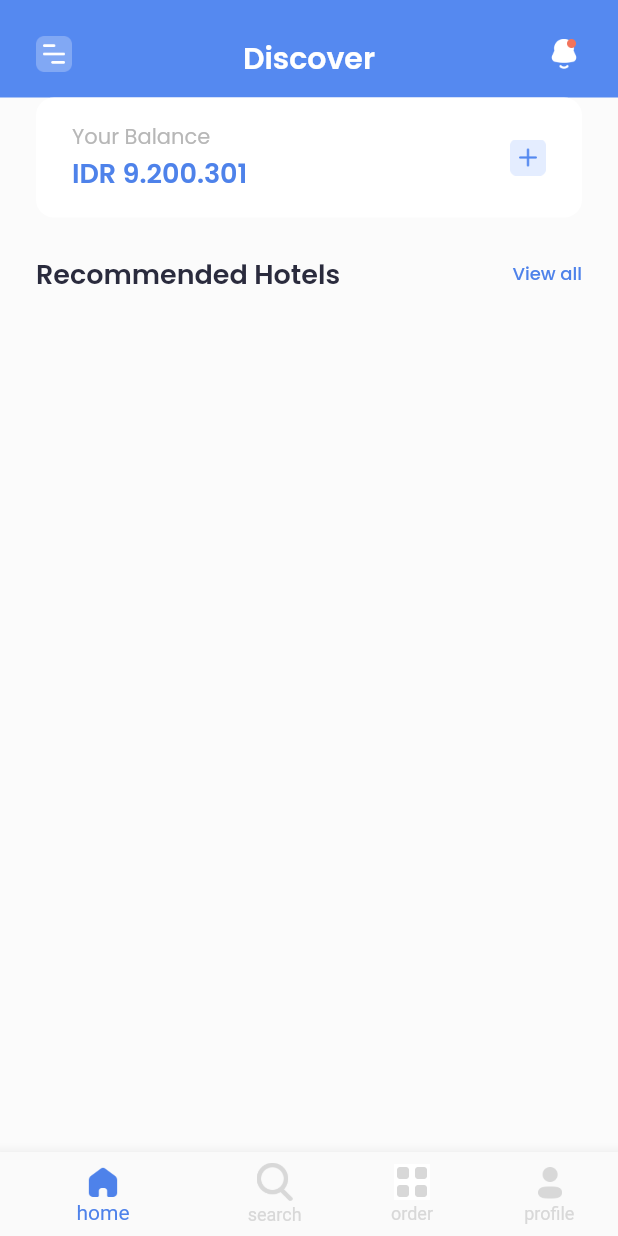
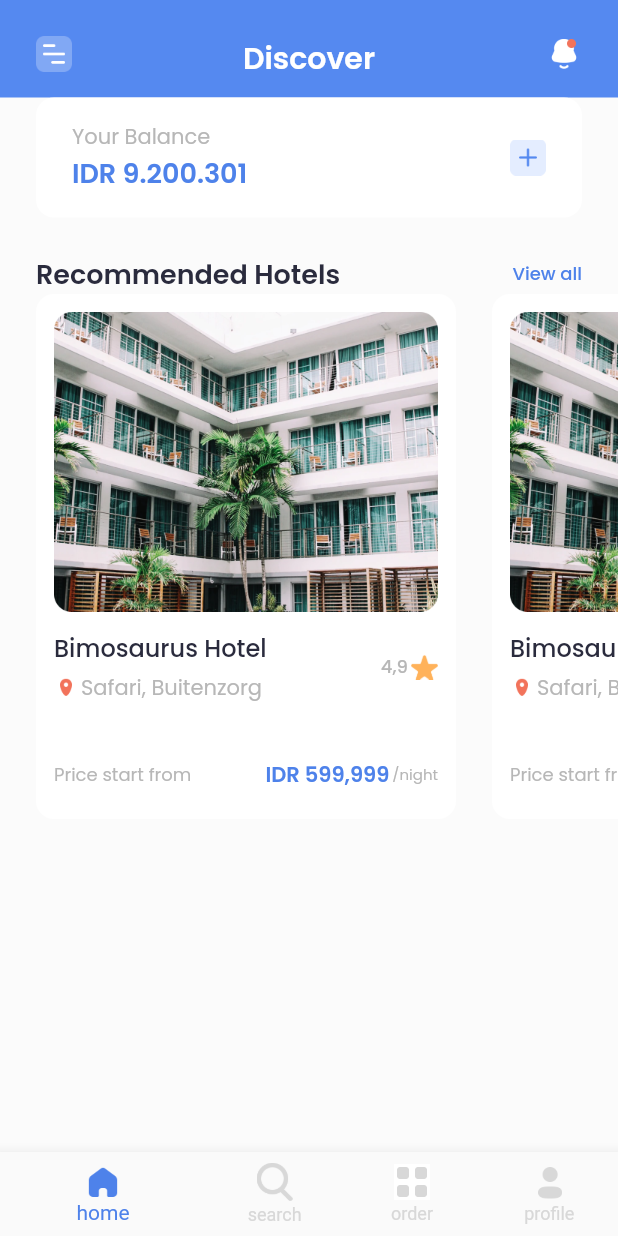
Before and after one commit to dyavas21/Hotel-App, a Flutter app: the screen it shows after launch, on a phone screen of 412 x 824 dp. Run offline on Flutter 3.47's test engine with Material 2 defaults, Android fonts, the phone set to English and light mode, and no system bars; our stand-ins replace google_fonts; missing offline and left inert: dart:ffi.

```diff
--- a/hotelapp/lib/pages/home_page.dart
+++ b/hotelapp/lib/pages/home_page.dart
@@ -1,5 +1,6 @@
 import 'package:flutter/material.dart';
 import 'package:google_fonts/google_fonts.dart';
+import 'package:hotelapp/widget/recommended_hotel.dart';
 
 class HomePage extends StatelessWidget {
   @override
@@ -77,6 +78,7 @@ class HomePage extends StatelessWidget {
               Discover(),
               Balance(),
               Recommended(),
+              Slider(),
             ],
           )
         ],
@@ -194,11 +196,37 @@ class HomePage extends StatelessWidget {
 
   Widget Slider() {
     return Container(
-      width: 280,
-      height: 350,
-      decoration: BoxDecoration(
-        borderRadius: BorderRadius.circular(12),
-        color: Colors.white,
+      child: SingleChildScrollView(
+        scrollDirection: Axis.horizontal,
+        child: Row(
+          children: [
+            Row(
+              children: [
+                RecommendedHotel(
+                  imageUrl: 'assets/recommended1.png',
+                  title: 'Bimosaurus Hotel',
+                  rate: '4,9',
+                  location: 'Safari, Buitenzorg',
+                  price: 'IDR 599,999',
+                ),
+                RecommendedHotel(
+                  imageUrl: 'assets/recommended1.png',
+                  title: 'Bimosaurus Hotel',
+                  rate: '4,9',
+                  location: 'Safari, Buitenzorg',
+                  price: 'IDR 599,999',
+                ),
+                RecommendedHotel(
+                  imageUrl: 'assets/recommended1.png',
+                  title: 'Bimosaurus Hotel',
+                  rate: '4,9',
+                  location: 'Safari, Buitenzorg',
+                  price: 'IDR 599,999',
+                ),
+              ],
+            )
+          ],
+        ),
       ),
     );
   }
--- a/hotelapp/lib/widget/recommended_hotel.dart
+++ b/hotelapp/lib/widget/recommended_hotel.dart
@@ -1,8 +1,147 @@
+import 'dart:ffi';
+
 import 'package:flutter/material.dart';
+import 'package:google_fonts/google_fonts.dart';
 
 class RecommendedHotel extends StatelessWidget {
+  String? imageUrl;
+  String? title;
+  String? location;
+  String? rate;
+  String? price;
+
+  RecommendedHotel({
+    this.imageUrl,
+    this.location,
+    this.price,
+    this.rate,
+    this.title,
+  });
+
   @override
   Widget build(BuildContext context) {
-    return Container();
+    return Container(
+      padding: EdgeInsets.only(
+        left: 12,
+        top: 12,
+        right: 12,
+      ),
+      margin: EdgeInsets.only(
+        left: 24,
+      ),
+      width: 280,
+      height: 350,
+      decoration: BoxDecoration(
+        borderRadius: BorderRadius.circular(12),
+        color: Colors.white,
+      ),
+      child: Column(
+        crossAxisAlignment: CrossAxisAlignment.start,
+        children: [
+          Image.asset(
+            imageUrl!,
+            width: 256,
+            height: 200,
+          ),
+          SizedBox(
+            height: 12,
+          ),
+          Row(
+            children: [
+              Column(
+                crossAxisAlignment: CrossAxisAlignment.start,
+                children: [
+                  Text(
+                    title!,
+                    style: GoogleFonts.poppins(
+                      fontSize: 16,
+                      fontWeight: FontWeight.w500,
+                      color: Color(0xff2A2B3D),
+                    ),
+                  ),
+                  SizedBox(
+                    height: 4,
+                  ),
+                  Row(
+                    children: [
+                      Image.asset(
+                        'assets/location.png',
+                        width: 16,
+                      ),
+                      SizedBox(
+                        width: 2,
+                      ),
+                      Text(
+                        location!,
+                        style: GoogleFonts.poppins(
+                          color: Color(0xffB7B7B7),
+                        ),
+                      ),
+                    ],
+                  )
+                ],
+              ),
+              Spacer(),
+              Text(
+                rate!,
+                style: GoogleFonts.poppins(
+                  color: Color(0xffB7B7B7),
+                  fontSize: 12,
+                  fontWeight: FontWeight.w500,
+                ),
+              ),
+              SizedBox(
+                width: 2,
+              ),
+              Image.asset(
+                'assets/star.png',
+                width: 18,
+              ),
+            ],
+          ),
+          SizedBox(
+            height: 18,
+          ),
+          Container(
+            width: 280,
+            decoration: BoxDecoration(
+              color: Color(0xffEEEEEE),
+            ),
+          ),
+          SizedBox(
+            height: 19,
+          ),
+          Row(
+            children: [
+              Text(
+                'Price start from',
+                style: GoogleFonts.poppins(
+                  color: Color(0xffB7B7B7),
+                  fontSize: 12,
+                ),
+              ),
+              Spacer(),
+              Text(
+                price!,
+                style: GoogleFonts.poppins(
+                  color: Color(0xff4E82EA),
+                  fontWeight: FontWeight.w600,
+                ),
+              ),
+              SizedBox(
+                width: 2,
+              ),
+              Text(
+                '/night',
+                style: GoogleFonts.poppins(
+                  color: Color(0xffB7B7B7),
+                  fontSize: 10,
+                ),
+              ),
+            ],
+          )
+        ],
+      ),
+    );
   }
 }
```
